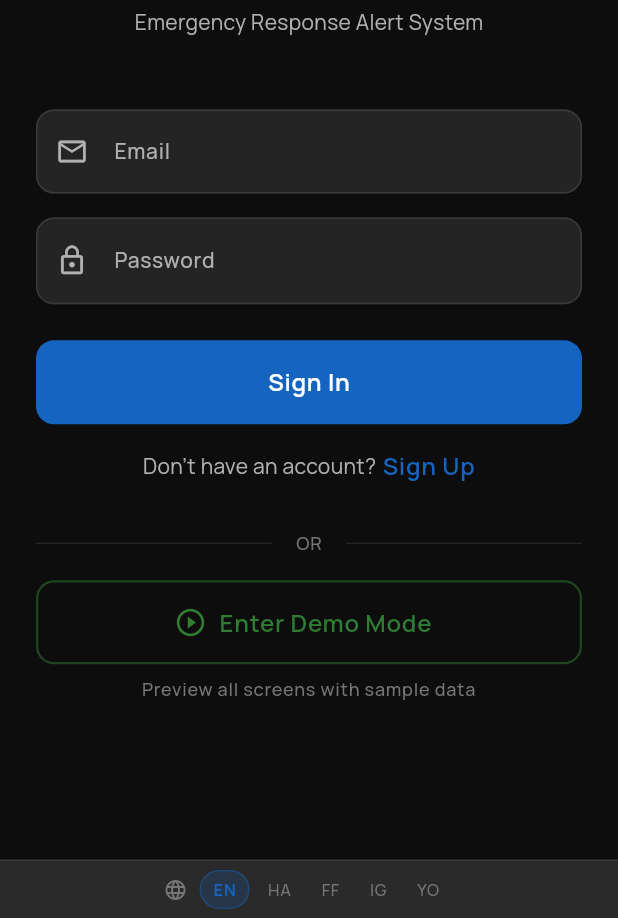
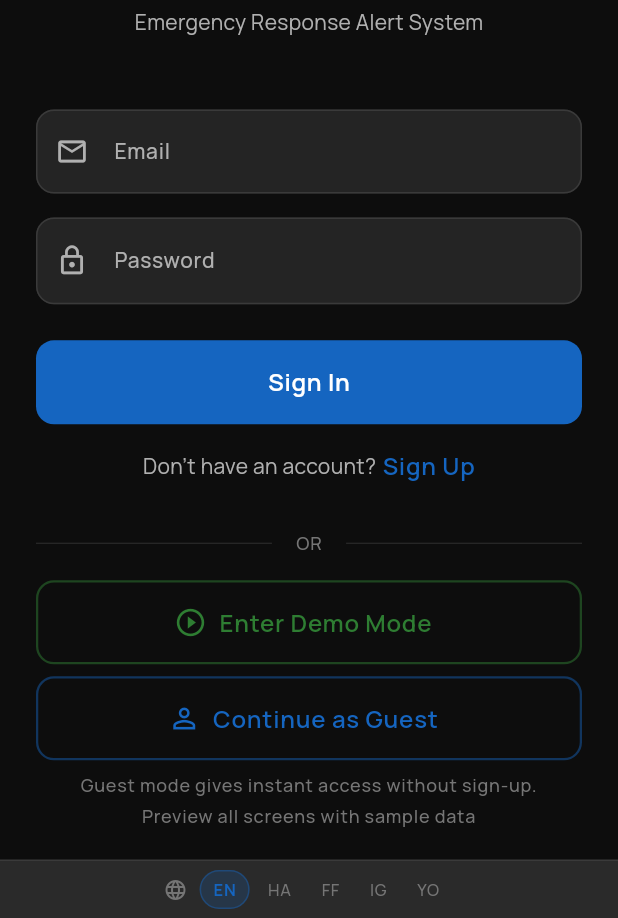
Before and after one commit to sahleyis/ERAS, a Flutter app: the screen it shows after launch, on a phone screen of 412 x 824 dp, the part 318-1236 px from its top. Run offline on Flutter 3.47's test engine with Material 3 defaults, Android fonts, the phone set to English and light mode, and no system bars; our stand-ins replace cloud_firestore, firebase_auth, firebase_core, firebase_messaging, flutter_local_notifications, flutter_riverpod and 4 more; missing offline and left inert: geoflutterfire_plus; accounts and stored records are empty.

Commit message:
Add guest access functionality and update role selection screen

```diff
--- a/lib/screens/auth/login_screen.dart
+++ b/lib/screens/auth/login_screen.dart
@@ -44,6 +44,26 @@ class _LoginScreenState extends ConsumerState<LoginScreen> {
       ScaffoldMessenger.of(context).showSnackBar(
         SnackBar(
           content: Text('Login failed: ${e.toString()}'),
+          backgroundColor: ErasTheme.sosRed,
+        ),
+      );
+    } finally {
+      if (mounted) setState(() => _isLoading = false);
+    }
+  }
+
+  Future<void> _continueAsGuest() async {
+    setState(() => _isLoading = true);
+
+    try {
+      await ref.read(authNotifierProvider.notifier).continueAsGuest();
+      if (!mounted) return;
+      Navigator.of(context).pushReplacementNamed(AppRoutes.roleSelection);
+    } catch (e) {
+      if (!mounted) return;
+      ScaffoldMessenger.of(context).showSnackBar(
+        SnackBar(
+          content: Text('Guest access failed: ${e.toString()}'),
           backgroundColor: ErasTheme.sosRed,
         ),
       );
@@ -262,6 +282,42 @@ class _LoginScreenState extends ConsumerState<LoginScreen> {
 
                           const SizedBox(height: ErasTheme.spacingSm),
 
+                          OutlinedButton.icon(
+                            onPressed: _isLoading ? null : _continueAsGuest,
+                            style: OutlinedButton.styleFrom(
+                              foregroundColor: ErasTheme.medicalBlue,
+                              minimumSize: const Size(double.infinity, 56),
+                              shape: RoundedRectangleBorder(
+                                borderRadius: BorderRadius.circular(
+                                  ErasTheme.borderRadiusMd,
+                                ),
+                              ),
+                              side: BorderSide(
+                                color: ErasTheme.medicalBlue.withOpacity(0.45),
+                                width: 1.5,
+                              ),
+                            ),
+                            icon: const Icon(Icons.person_outline, size: 22),
+                            label: Text(
+                              'Continue as Guest',
+                              style: ErasTheme.labelLarge.copyWith(
+                                color: ErasTheme.medicalBlue,
+                              ),
+                            ),
+                          ),
+
+                          const SizedBox(height: ErasTheme.spacingSm),
+
+                          Text(
+                            'Guest mode gives instant access without sign-up.',
+                            style: ErasTheme.labelSmall.copyWith(
+                              color: ErasTheme.textTertiary,
+                            ),
+                            textAlign: TextAlign.center,
+                          ),
+
+                          const SizedBox(height: ErasTheme.spacingXs),
+
                           Text(
                             trStatic(lang, 'demo_subtitle'),
                             style: ErasTheme.labelSmall.copyWith(
```
Also changed, not shown: lib/providers/auth_provider.dart (+11 -0 lines), lib/screens/role_selection_screen.dart (+58 -15 lines).
